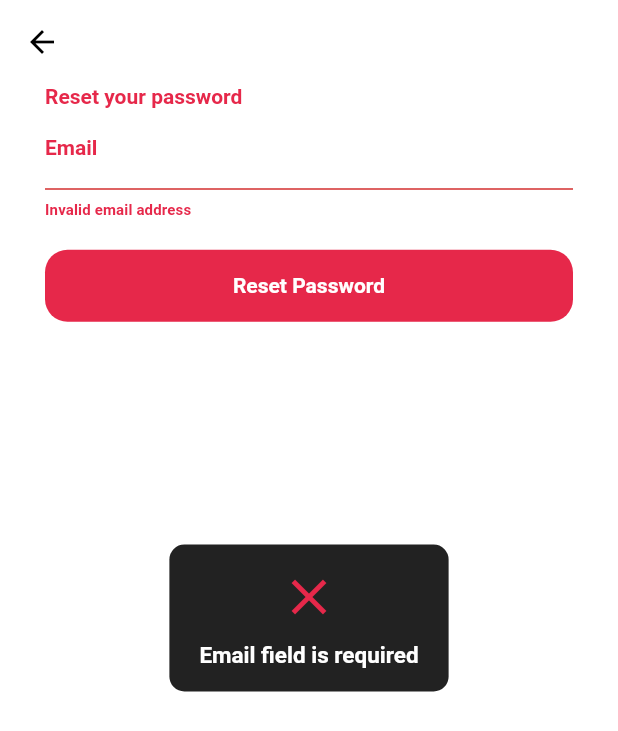
After one commit to maniecodes/market-survey, a Flutter app: the ForgotPassword screen opened by its route, after a tap on "Reset Password", on a phone screen of 412 x 824 dp. The commit adds this screen. Shown: the top 731 px of the screen. Run offline on Flutter 3.47's test engine with Material 2 defaults, Android fonts, the phone set to English and light mode, and no system bars; drawn by our look-alikes of pull_to_refresh; our stand-ins replace awesome_notifications, cloud_firestore, connectivity, date_time_picker, email_validator, firebase_auth and 9 more; missing offline and left inert: date_time_format; accounts and stored records are empty; Roboto replaces fonts that are missing (Hind).

Commit message:
feat(forgot-password): forgot passowrd implementation and bug fixes

```diff
--- a/lib/controllers/authController.dart
+++ b/lib/controllers/authController.dart
@@ -1,18 +1,20 @@
-import 'dart:io';
 import 'package:connectivity/connectivity.dart';
+import 'package:email_validator/email_validator.dart';
 import 'package:firebase_auth/firebase_auth.dart';
 import 'package:firebase_messaging/firebase_messaging.dart';
 import 'package:flutter/material.dart';
 import 'package:flutter/services.dart';
 import 'package:flutter_easyloading/flutter_easyloading.dart';
 import 'package:get/get.dart';
-import 'package:survey/controllers/controllers.dart';
 import 'package:survey/models/models.dart';
 import 'package:survey/routes/routes.dart';
 import 'package:survey/service/services.dart';
 import 'package:survey/utils/hexColor.dart';
 
 class AuthController extends GetxController {
+  GlobalKey<FormState> forgotPasswordEmailFormKey = GlobalKey<FormState>();
+  GlobalKey<ScaffoldState> forgotPasswordEmailScaffoldKey =
+      GlobalKey<ScaffoldState>();
   final FirebaseAuth _auth = FirebaseAuth.instance;
   final FirebaseMessaging _fcm = FirebaseMessaging.instance;
   final AuthService _authService = AuthService();
@@ -20,11 +22,18 @@ class AuthController extends GetxController {
   var connectionStatus = 0.obs;
   final Connectivity _connectivity = Connectivity();
   Rxn<User> firebaseUser = Rxn<User>();
+  // RxBool isEmailVerified = false.obs;
+  late TextEditingController forgotPassEmailController;
+
+  RxString forgotPassEmail = ''.obs;
+  RxnString forgotPassEmailErrorText = RxnString(null);
 
   @override
   void onInit() {
     super.onInit();
     initConnectivity();
+    forgotPassEmailController = TextEditingController();
+    // User isEmailVerified = _auth.currentUser!..reload();
   }
 
   @override
@@ -40,6 +49,7 @@ class AuthController extends GetxController {
     }
   }
 
+  void forgotPassEmailChanged(String val) => forgotPassEmail.value = val;
   // Firebase user one=-time fetch
   User get getUser => _auth.currentUser!;
 
@@ -56,6 +66,16 @@ class AuthController extends GetxController {
     } catch (e) {
       print(e.toString());
     }
+  }
+
+  String? validateforgotPassEmail(String val) {
+    print('validateforgotPassEmailChanged');
+    print(val);
+    if (val.isEmpty || !EmailValidator.validate(val)) {
+      print('error');
+      return "Invalid email address";
+    }
+    return null;
   }
 
   _updateConnectionStatus(ConnectivityResult result) {
@@ -133,6 +153,33 @@ class AuthController extends GetxController {
     }
   }
 
+  resetPassword() async {
+    print('moveee');
+    if (isNetworkConnected()) {
+      EasyLoading.show(status: 'loading...');
+      try {
+        final isValid = forgotPasswordEmailFormKey.currentState!.validate();
+        print(isValid);
+        if (!isValid) {
+          EasyLoading.showError('Email field is required');
+          return;
+        }
+        await _authService.resetPassword(forgotPassEmail.value);
+      } catch (error) {
+        EasyLoading.dismiss();
+        Get.snackbar("Error resetting password", error.toString(),
+            snackPosition: SnackPosition.TOP,
+            duration: Duration(seconds: 7),
+            borderWidth: 1,
+            borderColor: Colors.grey,
+            backgroundColor: HexColor('#E6284A'),
+            colorText: Colors.white);
+      }
+    } else {
+      EasyLoading.showError('No network');
+    }
+  }
+
   // User Registration
   Future<void> register(String firstName, String lastName, String phone,
       String email, String password) async {
@@ -148,6 +195,10 @@ class AuthController extends GetxController {
           UserCredential _authResult =
               await _authService.registerUser(email, password);
           User user = _authResult.user!;
+          print(user.emailVerified);
+          if (!user.emailVerified) {
+            print('sending email');
+
             if (_authResult.user != null) {
               UserModel _newUser = UserModel(
                   uid: _authResult.user!.uid,
@@ -162,10 +213,24 @@ class AuthController extends GetxController {
                 user = _auth.currentUser!;
                 user.updateDisplayName(lastName + ' ' + firstName);
                 EasyLoading.showSuccess("Account created");
+                await user.sendEmailVerification();
                 await user.reload();
                 EasyLoading.dismiss();
                 update();
               }
+              EasyLoading.dismiss();
+            } else {
+              EasyLoading.dismiss();
+              Get.snackbar("Error sending verification message", 'not',
+                  snackPosition: SnackPosition.TOP,
+                  duration: Duration(seconds: 7),
+                  borderWidth: 1,
+                  borderColor: Colors.grey,
+                  backgroundColor: HexColor('#E6284A'),
+                  colorText: Colors.white);
+            }
+
+            print('sent email');
           }
         }
       } on FirebaseAuthException catch (error) {
@@ -198,4 +263,10 @@ class AuthController extends GetxController {
     Get.offAllNamed(Routes.LOGIN);
     update();
   }
+
+  @override
+  void onClose() {
+    forgotPassEmailController.dispose();
+    super.onClose();
   }
+}
--- a/lib/controllers/borrowingController.dart
+++ b/lib/controllers/borrowingController.dart
@@ -164,6 +164,11 @@ class BorrowingController extends GetxController {
 
   String? validateAmount(String value) {
     if (value.isEmpty) return "Amount is required";
+    return null;
+  }
+
+  String? validateOtherNumber(String value) {
+    if (value.isEmpty) return "Phone number is required";
     return null;
   }
 
--- a/lib/controllers/userController.dart
+++ b/lib/controllers/userController.dart
@@ -32,7 +32,7 @@ class UserController extends GetxController {
     try {
       isLoading(true);
       print('isloading');
-      print(_userService);
+
       print(_auth.getUser.uid);
       _userModel.value = await _userService.getUser(_auth.getUser.uid);
       isLoading(false);
--- a/lib/models/user.dart
+++ b/lib/models/user.dart
@@ -19,6 +19,7 @@ class UserModel {
       this.token});
 
   UserModel.fromDocumentSnapshot({required DocumentSnapshot documentSnapshot}) {
+    print(documentSnapshot.data());
     uid = documentSnapshot.id;
     firstName = documentSnapshot['firstName'];
     lastName = documentSnapshot['lastName'];
--- a/lib/routes/appPages.dart
+++ b/lib/routes/appPages.dart
@@ -8,6 +8,7 @@ import 'package:survey/ui/customerType.dart';
 import 'package:survey/ui/dashboard.dart';
 import 'package:survey/ui/extSaleCustomer.dart';
 import 'package:survey/ui/extSavingCustomer.dart';
+import 'package:survey/ui/auth/forgotPassword.dart';
 import 'package:survey/ui/savingCustomer.dart';
 import 'package:survey/ui/surveyDetail.dart';
 
@@ -24,6 +25,7 @@ class AppPages {
       page: () => RegistrationPage(),
       binding: SignUpBinding(),
     ),
+    GetPage(name: Routes.FORGOT_PASSWORD, page: () => ForgotPassword()),
     GetPage(
       name: Routes.DASHBOARD,
       page: () => DashboardPage(),
--- a/lib/service/authService.dart
+++ b/lib/service/authService.dart
@@ -1,4 +1,8 @@
 import 'package:firebase_auth/firebase_auth.dart';
+import 'package:flutter/material.dart';
+import 'package:flutter_easyloading/flutter_easyloading.dart';
+import 'package:get/get.dart';
+import 'package:survey/utils/hexColor.dart';
 
 class AuthService {
   final FirebaseAuth _firebaseAuth = FirebaseAuth.instance;
@@ -17,6 +21,27 @@ class AuthService {
     return _authResult;
   }
 
+  Future<void> resetPassword(String email) async {
+    print(email);
+    try {
+      print('sending reset');
+      await _firebaseAuth.sendPasswordResetEmail(email: email);
+      EasyLoading.showSuccess("Check your email to reset your password");
+      Get.back();
+    } catch (error) {
+      print('get inoto error');
+      EasyLoading.showError(error.toString());
+      // Get.snackbar("Error resetting password", error.toString(),
+      //     snackPosition: SnackPosition.TOP,
+      //     duration: Duration(seconds: 7),
+      //     borderWidth: 1,
+      //     borderColor: Colors.grey,
+      //     backgroundColor: HexColor('#E6284A'),
+      //     colorText: Colors.white);
+      //
+    }
+  }
+
   Future<void> signOutUser() async {
     await _firebaseAuth.signOut();
   }
--- /dev/null
+++ b/lib/ui/auth/forgotPassword.dart
@@ -0,0 +1,75 @@
+import 'package:flutter/material.dart';
+import 'package:get/get.dart';
+import 'package:survey/controllers/controllers.dart';
+import 'package:survey/ui/widgets/customWidgets.dart';
+
+class ForgotPassword extends StatelessWidget {
+  @override
+  Widget build(BuildContext context) {
+    var controller = Get.find<AuthController>();
+    return Scaffold(
+      key: controller.forgotPasswordEmailScaffoldKey,
+      appBar: AppBar(
+        backgroundColor: Theme.of(context).primaryColorLight,
+        elevation: 0.0,
+        title: Text('Sign up', style: Theme.of(context).textTheme.headline1),
+        leading: GestureDetector(
+          onTap: () => Get.back(),
+          child: Icon(
+            Icons.arrow_back,
+            color: Theme.of(context).primaryColorDark,
+          ),
+        ),
+      ),
+      body: SafeArea(
+        bottom: false,
+        child: Container(
+          padding: EdgeInsets.only(left: 30, right: 30),
+          height: double.infinity,
+          width: double.infinity,
+          child: SingleChildScrollView(
+            padding: EdgeInsets.only(bottom: 15),
+            child: Form(
+              key: controller.forgotPasswordEmailFormKey,
+              child: Column(
+                crossAxisAlignment: CrossAxisAlignment.start,
+                children: [
+                  Container(
+                    child: Column(
+                      crossAxisAlignment: CrossAxisAlignment.start,
+                      children: [
+                        Text("Reset your password"),
+                        Obx(() {
+                          return CustomTextfieldWidget(
+                            labelText: 'Email',
+                            controller: controller.forgotPassEmailController,
+                            onChanged: controller.forgotPassEmailChanged,
+                            onSubmitted: (value) => controller
+                                .forgotPassEmailController.text = value,
+                            hintText: 'Enter your registered email',
+                            keyboardType: TextInputType.emailAddress,
+                            //prefixIcon: Icons.account_balance_rounded,
+                            errorText:
+                                controller.forgotPassEmailErrorText.value,
+                            validator: (value) =>
+                                controller.validateforgotPassEmail(value!),
+                          );
+                        }),
+                        SizedBox(
+                          height: 20,
+                        ),
+                        CustomButtonWidget(
+                            buttonName: 'Reset Password',
+                            onPressed: controller.resetPassword),
+                      ],
+                    ),
+                  )
+                ],
+              ),
+            ),
+          ),
+        ),
+      ),
+    );
+  }
+}
--- a/lib/ui/auth/login.dart
+++ b/lib/ui/auth/login.dart
@@ -77,7 +77,7 @@ class LoginPage extends GetView<LoginFormController> {
                             height: 20,
                           ),
                           GestureDetector(
-                            onTap: null,
+                            onTap: () => Get.toNamed(Routes.FORGOT_PASSWORD),
                             child: Align(
                               alignment: Alignment.centerRight,
                               child: Container(
--- a/lib/ui/borrowingCustomer.dart
+++ b/lib/ui/borrowingCustomer.dart
@@ -106,7 +106,7 @@ class BorrowingCustomerPage extends GetView<BorrowingController> {
                 child: Column(
                   crossAxisAlignment: CrossAxisAlignment.start,
                   children: [
-                     CustomTextfieldWidget(
+                    CustomTextfieldWidget(
                         // initialValue: controller.surname.value,
                         labelText: 'Card No',
                         controller: controller.cardNoController,
@@ -227,7 +227,7 @@ class BorrowingCustomerPage extends GetView<BorrowingController> {
                       height: SPACING + 10,
                     ),
                     CustomTextfieldWidget(
-                      labelText: 'Customers Phone Number - (Optional)',
+                      labelText: 'Customers Phone Number',
                       controller: controller.otherNumberController,
                       onChanged: controller.otherNumberChanged,
                       onSubmitted: (value) =>
@@ -236,6 +236,8 @@ class BorrowingCustomerPage extends GetView<BorrowingController> {
                       keyboardType: TextInputType.name,
                       //prefixIcon: Icons.account_balance_rounded,
                       errorText: controller.otherNumberErrorText.value,
+                      validator: (value) =>
+                          controller.validateOtherNumber(value!),
                     ),
                     SizedBox(
                       height: SPACING + 10,
--- a/pubspec.yaml
+++ b/pubspec.yaml
@@ -35,6 +35,7 @@ dependencies:
   awesome_notifications: any
   firebase_messaging: ^10.0.2
   flutter_local_notifications: ^6.0.0
+  pull_to_refresh: ^2.0.0
 
 
 dev_dependencies:
```
Also changed, not shown: lib/controllers/dashboardController.dart (+55 -4 lines), lib/main.dart (+12 -1 lines), lib/ui/customerType.dart (+6 -6 lines), lib/ui/dashboard.dart (+49 -6 lines), lib/ui/home.dart (+18 -9 lines), lib/ui/surveyDetail.dart (+41 -41 lines), pubspec.lock. Lines whose indentation alone changed are shown as unchanged.
